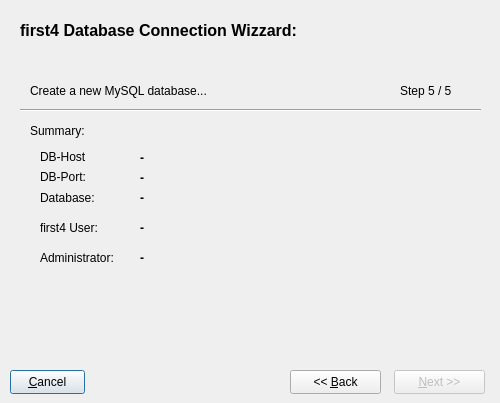
Old version of the form trunk/ui/dbwizzardfrm.ui in the repository BackupTheBerlios/first4-svn.
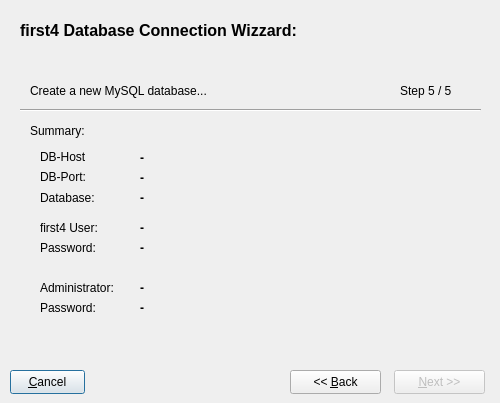
New version of the form. The open tabs and pages were chosen to show the change.

Patch:
```diff
--- a/trunk/ui/dbwizzardfrm.ui
+++ b/trunk/ui/dbwizzardfrm.ui
@@ -1378,7 +1378,7 @@
      <property name="geometry" >
       <rect>
        <x>20</x>
-       <y>190</y>
+       <y>220</y>
        <width>87</width>
        <height>16</height>
       </rect>
@@ -1391,7 +1391,7 @@
      <property name="geometry" >
       <rect>
        <x>120</x>
-       <y>190</y>
+       <y>220</y>
        <width>141</width>
        <height>16</height>
       </rect>
@@ -1432,6 +1432,70 @@
       <string>first4 User:</string>
      </property>
     </widget>
+    <widget class="QLabel" name="label_64" >
+     <property name="geometry" >
+      <rect>
+       <x>20</x>
+       <y>240</y>
+       <width>87</width>
+       <height>16</height>
+      </rect>
+     </property>
+     <property name="text" >
+      <string>Password:</string>
+     </property>
+    </widget>
+    <widget class="QLabel" name="lblnewadministratorspass" >
+     <property name="geometry" >
+      <rect>
+       <x>120</x>
+       <y>240</y>
+       <width>141</width>
+       <height>16</height>
+      </rect>
+     </property>
+     <property name="font" >
+      <font>
+       <weight>75</weight>
+       <bold>true</bold>
+      </font>
+     </property>
+     <property name="text" >
+      <string>-</string>
+     </property>
+    </widget>
+    <widget class="QLabel" name="label_65" >
+     <property name="geometry" >
+      <rect>
+       <x>20</x>
+       <y>180</y>
+       <width>87</width>
+       <height>16</height>
+      </rect>
+     </property>
+     <property name="text" >
+      <string>Password:</string>
+     </property>
+    </widget>
+    <widget class="QLabel" name="lblnewuserpass" >
+     <property name="geometry" >
+      <rect>
+       <x>120</x>
+       <y>180</y>
+       <width>141</width>
+       <height>16</height>
+      </rect>
+     </property>
+     <property name="font" >
+      <font>
+       <weight>75</weight>
+       <bold>true</bold>
+      </font>
+     </property>
+     <property name="text" >
+      <string>-</string>
+     </property>
+    </widget>
    </widget>
    <widget class="QWidget" name="page_8" >
     <widget class="QLabel" name="label_58" >
```
Left out of the diff: 12 changed lines with no effect on the pictures.
